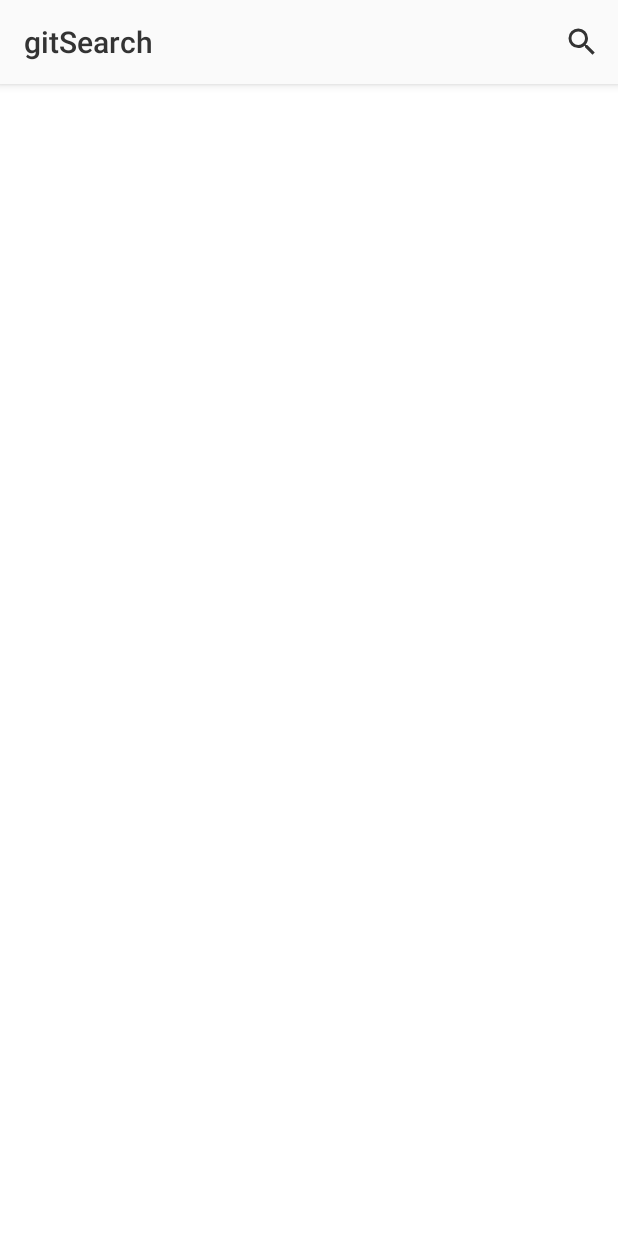
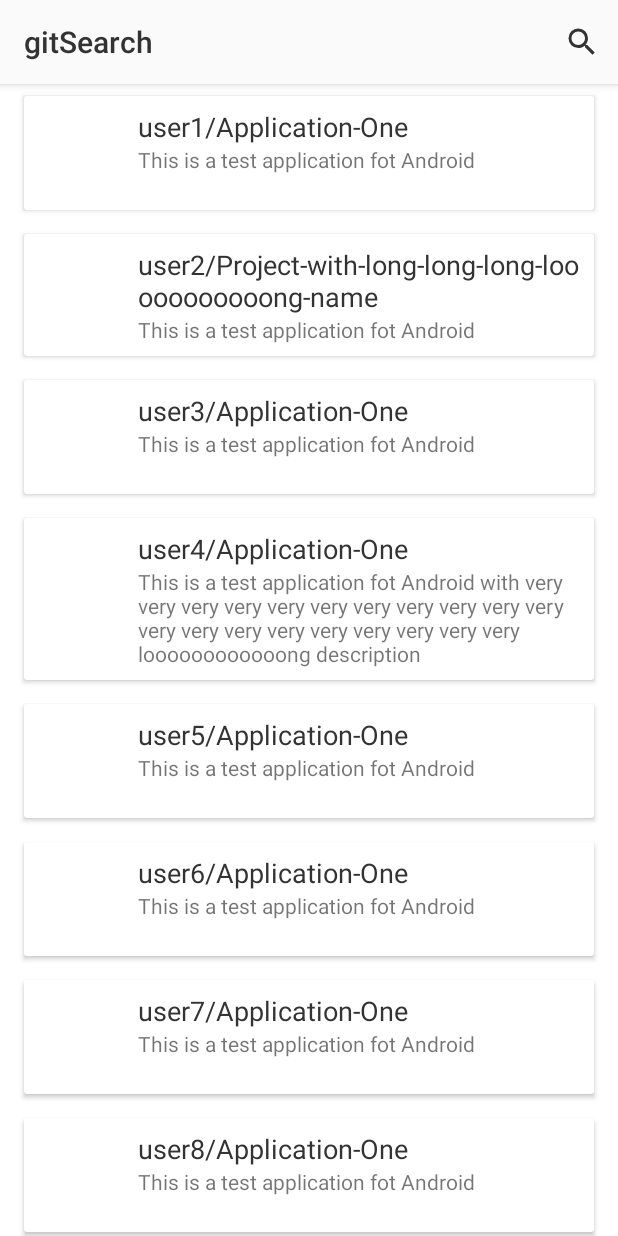
Before and after one commit to Dyvoker/gitSearch, an Android app: the screen it shows after launch (SearchActivity), on a phone screen of 412 x 824 dp. Before the commit the screen is almost empty. Run offline under Robolectric (Android 15) with nearby library versions, the phone set to English and light mode, and no system bars.

Commit message:
Add and set up RecyclerView.

```diff
--- a/app/build.gradle
+++ b/app/build.gradle
@@ -22,4 +22,6 @@ android {
 dependencies {
     compile fileTree(dir: 'libs', include: ['*.jar'])
     compile 'com.android.support:appcompat-v7:25.1.0'
+    compile 'com.android.support:cardview-v7:25.1.0'
+    compile 'com.android.support:recyclerview-v7:25.1.0'
 }
--- a/app/src/main/java/com/dyvoker/gitsearch/core/ApiInterface.java
+++ b/app/src/main/java/com/dyvoker/gitsearch/core/ApiInterface.java
@@ -1,7 +1,7 @@
 package com.dyvoker.gitsearch.core;
 
-import java.util.List;
+import java.util.ArrayList;
 
 public interface ApiInterface {
-    List<GitRepositoryInfo> getGitRepInfoList(String searchRequest, int from, int to);
+    ArrayList<GitRepositoryInfo> getGitRepInfoList(String searchRequest, int from, int to);
 }
--- a/app/src/main/java/com/dyvoker/gitsearch/core/GitRepositoryInfo.java
+++ b/app/src/main/java/com/dyvoker/gitsearch/core/GitRepositoryInfo.java
@@ -3,11 +3,11 @@ package com.dyvoker.gitsearch.core;
 public class GitRepositoryInfo {
     public String userPic;
     public String fullName;
-    public String repDescription;
+    public String repoDescription;
 
-    public GitRepositoryInfo(String userPic, String fullName, String repDescription) {
+    public GitRepositoryInfo(String userPic, String fullName, String repoDescription) {
         this.userPic = userPic;
         this.fullName = fullName;
-        this.repDescription = repDescription;
+        this.repoDescription = repoDescription;
     }
 }
--- a/app/src/main/java/com/dyvoker/gitsearch/core/TestApi.java
+++ b/app/src/main/java/com/dyvoker/gitsearch/core/TestApi.java
@@ -1,23 +1,22 @@
 package com.dyvoker.gitsearch.core;
 
 import java.util.ArrayList;
-import java.util.List;
 
 public class TestApi implements ApiInterface {
 
     public static final ApiInterface Instance = new TestApi();
 
     @Override
-    public List<GitRepositoryInfo> getGitRepInfoList(String searchRequest, int from, int to) {
+    public ArrayList<GitRepositoryInfo> getGitRepInfoList(String searchRequest, int from, int to) {
         ArrayList<GitRepositoryInfo> gitReps = new ArrayList<>();
-        gitReps.add(new GitRepositoryInfo("https://avatars3.githubusercontent.com/u/8245958", "user1/Application-One", "This is a test application fot Android 4.1"));
-        gitReps.add(new GitRepositoryInfo("https://avatars3.githubusercontent.com/u/8245958", "user2/Project-with-long-long-long-looooooooooong-name", "This is a test application fot Android 4.1"));
-        gitReps.add(new GitRepositoryInfo("https://avatars3.githubusercontent.com/u/8245958", "user3/Application-One", "This is a test application fot Android 4.1"));
-        gitReps.add(new GitRepositoryInfo("https://avatars3.githubusercontent.com/u/8245958", "user4/Application-One", "This is a test application fot Android 4.1 with very very very very very very very very very very very very very very very very very very very very loooooooooooong description"));
-        gitReps.add(new GitRepositoryInfo("https://avatars3.githubusercontent.com/u/8245958", "user5/Application-One", "This is a test application fot Android 4.1"));
-        gitReps.add(new GitRepositoryInfo("https://avatars3.githubusercontent.com/u/8245958", "user6/Application-One", "This is a test application fot Android 4.1"));
-        gitReps.add(new GitRepositoryInfo("https://avatars3.githubusercontent.com/u/8245958", "user7/Application-One", "This is a test application fot Android 4.1"));
-        gitReps.add(new GitRepositoryInfo("https://avatars3.githubusercontent.com/u/8245958", "user8/Application-One", "This is a test application fot Android 4.1"));
+        gitReps.add(new GitRepositoryInfo("https://avatars3.githubusercontent.com/u/8245958", "user1/Application-One", "This is a test application fot Android"));
+        gitReps.add(new GitRepositoryInfo("https://avatars3.githubusercontent.com/u/8245958", "user2/Project-with-long-long-long-looooooooooong-name", "This is a test application fot Android"));
+        gitReps.add(new GitRepositoryInfo("https://avatars3.githubusercontent.com/u/8245958", "user3/Application-One", "This is a test application fot Android"));
+        gitReps.add(new GitRepositoryInfo("https://avatars3.githubusercontent.com/u/8245958", "user4/Application-One", "This is a test application fot Android with very very very very very very very very very very very very very very very very very very very very loooooooooooong description"));
+        gitReps.add(new GitRepositoryInfo("https://avatars3.githubusercontent.com/u/8245958", "user5/Application-One", "This is a test application fot Android"));
+        gitReps.add(new GitRepositoryInfo("https://avatars3.githubusercontent.com/u/8245958", "user6/Application-One", "This is a test application fot Android"));
+        gitReps.add(new GitRepositoryInfo("https://avatars3.githubusercontent.com/u/8245958", "user7/Application-One", "This is a test application fot Android"));
+        gitReps.add(new GitRepositoryInfo("https://avatars3.githubusercontent.com/u/8245958", "user8/Application-One", "This is a test application fot Android"));
         return gitReps;
     }
 }
--- a/app/src/main/java/com/dyvoker/gitsearch/ui/SearchActivity.java
+++ b/app/src/main/java/com/dyvoker/gitsearch/ui/SearchActivity.java
@@ -2,6 +2,8 @@ package com.dyvoker.gitsearch.ui;
 
 import android.support.v7.app.AppCompatActivity;
 import android.os.Bundle;
+import android.support.v7.widget.LinearLayoutManager;
+import android.support.v7.widget.RecyclerView;
 import android.support.v7.widget.Toolbar;
 import android.view.Menu;
 
@@ -13,12 +15,24 @@ public class SearchActivity extends AppCompatActivity {
 
     private ApiInterface api = TestApi.Instance;
 
+    private RecyclerView searchResultView;
+    private SearchResultAdapter searchResultAdapter;
+
     @Override
     protected void onCreate(Bundle savedInstanceState) {
         super.onCreate(savedInstanceState);
         setContentView(R.layout.activity_search);
         Toolbar myToolbar = (Toolbar) findViewById(R.id.toolbar);
         setSupportActionBar(myToolbar);
+
+        //Set up RecyclerView
+        searchResultView = (RecyclerView) findViewById(R.id.search_result_view);
+        searchResultView.setHasFixedSize(true);
+        LinearLayoutManager layoutManager = new LinearLayoutManager(this);
+        searchResultView.setLayoutManager(layoutManager);
+
+        searchResultAdapter = new SearchResultAdapter(api.getGitRepInfoList("req", 0, 1));
+        searchResultView.setAdapter(searchResultAdapter);
     }
 
     @Override
--- /dev/null
+++ b/app/src/main/java/com/dyvoker/gitsearch/ui/SearchResultAdapter.java
@@ -0,0 +1,54 @@
+package com.dyvoker.gitsearch.ui;
+
+import android.support.v7.widget.RecyclerView;
+import android.view.LayoutInflater;
+import android.view.View;
+import android.view.ViewGroup;
+import android.widget.ImageView;
+import android.widget.TextView;
+
+import com.dyvoker.gitsearch.R;
+import com.dyvoker.gitsearch.core.GitRepositoryInfo;
+
+import java.util.ArrayList;
+
+public class SearchResultAdapter  extends RecyclerView.Adapter<SearchResultAdapter.ViewHolder>  {
+    private ArrayList<GitRepositoryInfo> dataset;
+
+    public SearchResultAdapter(ArrayList<GitRepositoryInfo> dataset) {
+        this.dataset = dataset;
+    }
+
+    @Override
+    public ViewHolder onCreateViewHolder(ViewGroup parent, int viewType) {
+        View v = LayoutInflater.from(parent.getContext())
+                .inflate(R.layout.view_search_item, parent, false);
+        return new ViewHolder(v);
+    }
+
+    @Override
+    public void onBindViewHolder(ViewHolder holder, int position) {
+        //TODO: use picasso library
+        //holder.userPicView.(dataset.get(position).fullName);
+        holder.repoNameView.setText(dataset.get(position).fullName);
+        holder.repoDescriptionView.setText(dataset.get(position).repoDescription);
+    }
+
+    @Override
+    public int getItemCount() {
+        return dataset.size();
+    }
+
+    public static class ViewHolder extends RecyclerView.ViewHolder {
+        public ImageView userPicView;
+        public TextView repoNameView;
+        public TextView repoDescriptionView;
+
+        public ViewHolder(View view) {
+            super(view);
+            userPicView = (ImageView) view.findViewById(R.id.userPicView);
+            repoNameView = (TextView) view.findViewById(R.id.repoNameView);
+            repoDescriptionView = (TextView) view.findViewById(R.id.repoDescriptionView);
+        }
+    }
+}
--- a/app/src/main/res/layout/activity_search.xml
+++ b/app/src/main/res/layout/activity_search.xml
@@ -8,4 +8,10 @@
 
     <include layout="@layout/toolbar" />
 
+    <android.support.v7.widget.RecyclerView
+        android:id="@+id/search_result_view"
+        android:scrollbars="vertical"
+        android:layout_width="match_parent"
+        android:layout_height="match_parent" />
+
 </LinearLayout>
--- /dev/null
+++ b/app/src/main/res/layout/view_search_item.xml
@@ -0,0 +1,62 @@
+<?xml version="1.0" encoding="utf-8"?>
+<LinearLayout
+    xmlns:android="http://schemas.android.com/apk/res/android"
+    xmlns:app="http://schemas.android.com/apk/res-auto"
+    android:orientation="vertical"
+    android:layout_width="match_parent"
+    android:layout_height="wrap_content">
+
+    <android.support.v7.widget.CardView
+        android:id="@+id/searchCardView"
+        android:layout_width="match_parent"
+        android:layout_height="wrap_content"
+        android:layout_marginTop="@dimen/card_view_margin_top"
+        android:layout_marginBottom="@dimen/card_view_margin_top"
+        android:layout_marginEnd="@dimen/card_view_margin"
+        android:layout_marginLeft="@dimen/card_view_margin"
+        android:layout_marginRight="@dimen/card_view_margin"
+        android:layout_marginStart="@dimen/card_view_margin"
+        app:contentPadding="8dp">
+
+        <LinearLayout
+            android:orientation="horizontal"
+            android:layout_width="match_parent"
+            android:layout_height="wrap_content">
+
+            <ImageView
+                android:id="@+id/userPicView"
+                android:layout_rowSpan="2"
+                android:layout_height="60dp"
+                app:srcCompat="@android:color/transparent"
+                android:layout_width="60dp"
+                android:layout_weight="0" />
+
+            <LinearLayout
+                android:orientation="vertical"
+                android:layout_width="match_parent"
+                android:layout_height="wrap_content"
+                android:layout_weight="1"
+                android:layout_marginLeft="8dp"
+                android:layout_marginStart="8dp">
+
+                <TextView
+                    android:id="@+id/repoNameView"
+                    android:layout_width="match_parent"
+                    android:layout_height="wrap_content"
+                    android:layout_gravity="fill_horizontal"
+                    android:text="testName"
+                    android:textAppearance="@style/TextAppearance.AppCompat.Medium" />
+
+                <TextView
+                    android:id="@+id/repoDescriptionView"
+                    android:layout_width="match_parent"
+                    android:layout_height="wrap_content"
+                    android:layout_gravity="fill_horizontal"
+                    android:text="testDescription"
+                    android:textAppearance="@style/TextAppearance.AppCompat.Small" />
+            </LinearLayout>
+        </LinearLayout>
+
+    </android.support.v7.widget.CardView>
+
+</LinearLayout>
--- a/app/src/main/res/values/dimens.xml
+++ b/app/src/main/res/values/dimens.xml
@@ -1,5 +1,6 @@
 <resources>
-    <!-- Default screen margins, per the Android Design guidelines. -->
     <dimen name="activity_horizontal_margin">16dp</dimen>
     <dimen name="activity_vertical_margin">16dp</dimen>
+    <dimen name="card_view_margin">16dp</dimen>
+    <dimen name="card_view_margin_top">8dp</dimen>
 </resources>
```
